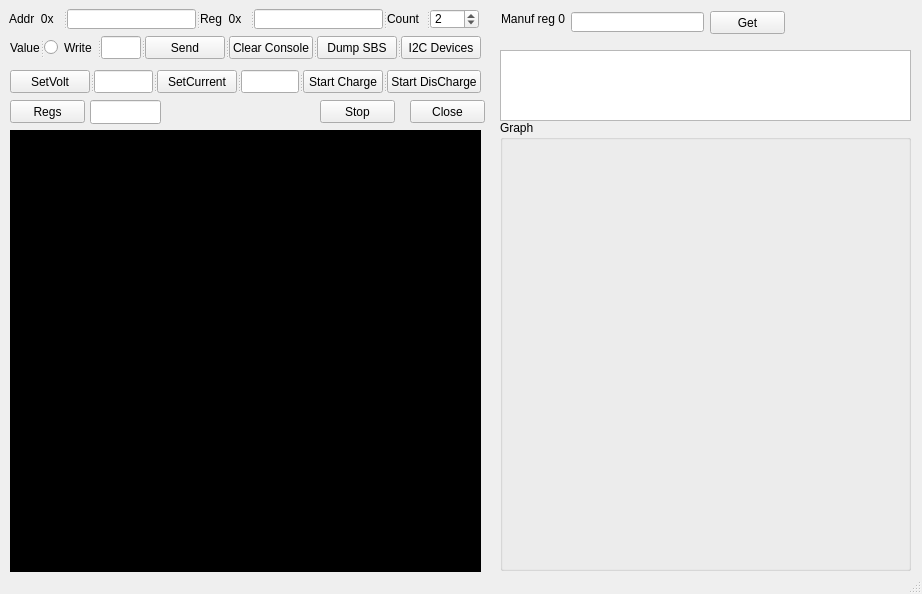
The window that SCScripts/I2c_Interface_graph.ui (shikuk/sbs_sbc) describes before a commit, drawn with Qt 5.
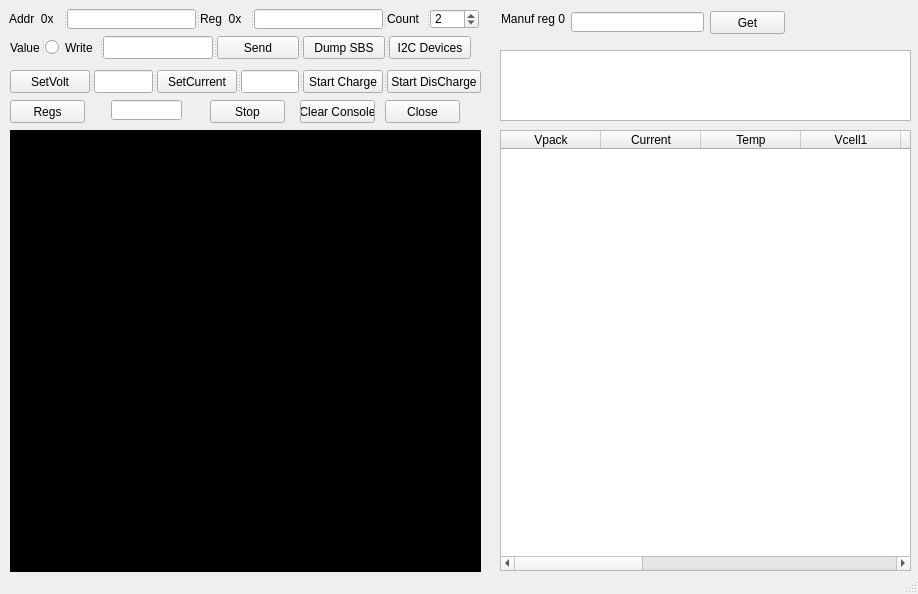
The same window after the commit. Icons and pictures are not drawn.

Commit message: added plotWindow Vcells/current/Temperature

Diff of the .ui file:
```diff
--- a/SCScripts/I2c_Interface_graph.ui
+++ b/SCScripts/I2c_Interface_graph.ui
@@ -6,7 +6,7 @@
    <rect>
     <x>0</x>
     <y>0</y>
-    <width>922</width>
+    <width>918</width>
     <height>594</height>
    </rect>
   </property>
@@ -488,7 +488,7 @@
    <widget class="QPushButton" name="Close">
     <property name="geometry">
      <rect>
-      <x>410</x>
+      <x>385</x>
       <y>100</y>
       <width>75</width>
       <height>23</height>
@@ -514,17 +514,17 @@
    <widget class="QLineEdit" name="RegsAddr">
     <property name="geometry">
      <rect>
-      <x>90</x>
+      <x>111</x>
       <y>100</y>
       <width>71</width>
-      <height>24</height>
+      <height>20</height>
      </rect>
     </property>
    </widget>
    <widget class="QPushButton" name="Stop">
     <property name="geometry">
      <rect>
-      <x>320</x>
+      <x>210</x>
       <y>100</y>
       <width>75</width>
       <height>23</height>
@@ -539,7 +539,7 @@
      <rect>
       <x>10</x>
       <y>36</y>
-      <width>471</width>
+      <width>461</width>
       <height>23</height>
      </rect>
     </property>
@@ -562,11 +562,6 @@
       <string>Send</string>
      </property>
     </widget>
-    <widget class="QPushButton" name="clearConsoleButton">
-     <property name="text">
-      <string>Clear Console</string>
-     </property>
-    </widget>
     <widget class="QPushButton" name="Dump">
      <property name="text">
       <string>Dump SBS</string>
@@ -613,19 +608,6 @@
      </property>
     </widget>
    </widget>
-   <widget class="QGroupBox" name="groupBoxPlotContainer">
-    <property name="geometry">
-     <rect>
-      <x>500</x>
-      <y>120</y>
-      <width>411</width>
-      <height>451</height>
-     </rect>
-    </property>
-    <property name="title">
-     <string>Graph</string>
-    </property>
-   </widget>
    <widget class="QTextEdit" name="Result">
     <property name="geometry">
      <rect>
@@ -672,6 +654,74 @@
      <string>Manuf reg 0x</string>
     </property>
    </widget>
+   <widget class="QPushButton" name="clearConsoleButton">
+    <property name="geometry">
+     <rect>
+      <x>300</x>
+      <y>100</y>
+      <width>75</width>
+      <height>23</height>
+     </rect>
+    </property>
+    <property name="text">
+     <string>Clear Console</string>
+    </property>
+   </widget>
+   <widget class="QTableWidget" name="tableWidget">
+    <property name="geometry">
+     <rect>
+      <x>500</x>
+      <y>130</y>
+      <width>411</width>
+      <height>441</height>
+     </rect>
+    </property>
+    <property name="sizeAdjustPolicy">
+     <enum>QAbstractScrollArea::AdjustToContents</enum>
+    </property>
+    <property name="autoScroll">
+     <bool>true</bool>
+    </property>
+    <property name="columnCount">
+     <number>12</number>
+    </property>
+    <column>
+     <property name="text">
+      <string>Vpack</string>
+     </property>
+    </column>
+    <column>
+     <property name="text">
+      <string>Current</string>
+     </property>
+    </column>
+    <column>
+     <property name="text">
+      <string>Temp</string>
+     </property>
+    </column>
+    <column>
+     <property name="text">
+      <string>Vcell1</string>
+     </property>
+    </column>
+    <column>
+     <property name="text">
+      <string>Vcell2</string>
+     </property>
+    </column>
+    <column>
+     <property name="text">
+      <string>Vcell3</string>
+     </property>
+    </column>
+    <column/>
+    <column/>
+    <column/>
+    <column/>
+    <column/>
+    <column/>
+   </widget>
   </widget>
   <widget class="QStatusBar" name="statusbar"/>
   <action name="actionAction1">
```
The commit also changes 3 other files.
